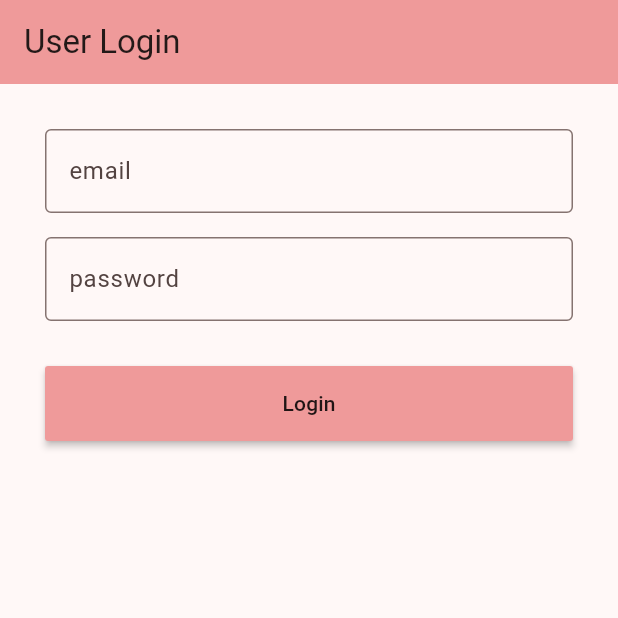
After one commit to khanarifak07/Flutter-Auth-App-With-Backend, a Flutter app: the screen it shows after launch, after a tap on "Login", on a phone screen of 412 x 824 dp, the top half of it. The commit adds this screen. Run offline on Flutter 3.47's test engine with Material 3 defaults, Android fonts, the phone set to English and light mode, and no system bars; our stand-ins replace dio, image_picker, shared_preferences; network calls fail.

Commit message:
login and logout implemented with API

```diff
--- a/Frontend/lib/config.dart
+++ b/Frontend/lib/config.dart
@@ -1,2 +1,5 @@
 const url = "http://192.168.0.107:4000/api/v1";
 const register = "$url/users/register";
+const login = "$url/users/login";
+const logout = "$url/users/logout";
+const currentUser = "$url/users/current-user";
--- /dev/null
+++ b/Frontend/lib/login.dart
@@ -0,0 +1,160 @@
+import 'package:dio/dio.dart';
+import 'package:flutter/material.dart';
+import 'package:frontend/config.dart';
+import 'package:frontend/profile.model.dart';
+import 'package:shared_preferences/shared_preferences.dart';
+
+class Login extends StatefulWidget {
+  const Login({super.key});
+
+  @override
+  State<Login> createState() => _LoginState();
+}
+
+class _LoginState extends State<Login> {
+  TextEditingController emailCtrl = TextEditingController();
+  TextEditingController passwordCtrl = TextEditingController();
+  bool isLoading = false;
+
+  Future<void> storeUserDataInSharedPreference(ProfileModel model) async {
+    try {
+      SharedPreferences prefs = await SharedPreferences.getInstance();
+      prefs.setString('user', model.toJson());
+      print(
+          "All user data saved successfully in shared preference : ${model.toJson()}");
+    } catch (e) {
+      print("Error while storing user data $e");
+    }
+  }
+
+  Future<void> storeAccessTokenInSharedPreference(String accessToken) async {
+    try {
+      //save in the sharedprefeces
+      SharedPreferences prefs = await SharedPreferences.getInstance();
+      prefs.setString("accessToken", accessToken);
+      print("Access token saved successfully : $accessToken");
+    } catch (e) {
+      print("Error while saving access token $e");
+    }
+  }
+
+  Future<void> getCurrentUser(String accessToken) async {
+    try {
+      //dio isntace
+      Dio dio = Dio();
+      //make dio get request as I have accessToken
+      Response response = await dio.get(currentUser,
+          options: Options(headers: {"Authorization": "Bearer $accessToken"}));
+      //handle response
+      if (response.statusCode == 200) {
+        print("Current user get successfully ${response.data}");
+        //store the user data in shared preference
+        SharedPreferences prefs = await SharedPreferences.getInstance();
+        final user = ProfileModel.fromMap(response.data['data']);
+        storeUserDataInSharedPreference(user);
+      } else {
+        print("Current user get failed ${response.statusCode}");
+      }
+    } catch (e) {
+      print("Error while getting current user");
+    }
+  }
+
+  Future<String?> loginUser({
+    required String email,
+    required String password,
+  }) async {
+    setState(() {
+      isLoading = true;
+    });
+    try {
+      //create dio instance
+      Dio dio = Dio();
+      //make formdata instance only if you wnat to send data with image
+      var data = {
+        "email": email,
+        "password": password,
+      };
+      //make dio post request
+      Response response = await dio.post(login, data: data);
+
+      //handle the response
+      if (response.statusCode == 200) {
+        print("User logged In successfully ${response.data}");
+        ScaffoldMessenger.of(context).showSnackBar(SnackBar(
+            content: Text("User logged In successfully, ${response.data}")));
+
+        //Extract the access token from logged In user via sharedpreference
+        final String? accessToken = response.data['data']['accessToken'];
+        if (accessToken != null) {
+          await storeAccessTokenInSharedPreference(accessToken);
+          await getCurrentUser(accessToken);
+
+          Navigator.pushNamedAndRemoveUntil(
+              context, "/profile", (route) => false);
+          return accessToken;
+        } else {
+          print("Acess token is not availabel in the response");
+        }
+      } else {
+        print("Something wrong while logging ${response.statusCode}");
+      }
+    } catch (e) {
+      print("Error while logging user $e");
+    } finally {
+      setState(() {
+        isLoading = false;
+      });
+    }
+    return null;
+  }
+
+  @override
+  Widget build(BuildContext context) {
+    return Scaffold(
+      appBar: AppBar(
+        backgroundColor: Colors.red.shade200,
+        title: const Text("User Login"),
+      ),
+      body: Padding(
+        padding: const EdgeInsets.all(30),
+        child: Column(
+          children: [
+            TextField(
+              controller: emailCtrl,
+              decoration: const InputDecoration(
+                hintText: "email",
+                border: OutlineInputBorder(),
+              ),
+            ),
+            const SizedBox(height: 16),
+            TextField(
+              controller: passwordCtrl,
+              decoration: const InputDecoration(
+                hintText: "password",
+                border: OutlineInputBorder(),
+              ),
+            ),
+            const SizedBox(height: 30),
+            MaterialButton(
+              minWidth: double.maxFinite,
+              height: 50,
+              color: Colors.red.shade200,
+              onPressed: isLoading
+                  ? null
+                  : () async {
+                      await loginUser(
+                        email: emailCtrl.text,
+                        password: passwordCtrl.text,
+                      );
+                    },
+              child: isLoading
+                  ? const CircularProgressIndicator()
+                  : const Text("Login"),
+            )
+          ],
+        ),
+      ),
+    );
+  }
+}
--- a/Frontend/lib/main.dart
+++ b/Frontend/lib/main.dart
@@ -1,15 +1,21 @@
 import 'package:flutter/material.dart';
+import 'package:frontend/login.dart';
 import 'package:frontend/profile.dart';
 import 'package:frontend/register.dart';
+import 'package:shared_preferences/shared_preferences.dart';
 
-void main() {
-  runApp(const MyApp());
+void main() async {
+  WidgetsFlutterBinding.ensureInitialized();
+  //get the saved access token
+  SharedPreferences prefs = await SharedPreferences.getInstance();
+  final String? token = prefs.getString('accessToken');
+  print("Access Token Retrived : $token");
+  runApp(MyApp(accessToken: token));
 }
 
 class MyApp extends StatelessWidget {
-  const MyApp({super.key});
-
-  // This widget is the root of your application.
+  final String? accessToken;
+  const MyApp({super.key, this.accessToken});
   @override
   Widget build(BuildContext context) {
     return MaterialApp(
@@ -19,9 +25,11 @@ class MyApp extends StatelessWidget {
         useMaterial3: true,
       ),
       routes: {
+        "/login": (context) => const Login(),
         "/register": (context) => const Register(),
-          "/profile": (context) => const Profile()
+        "/profile": (context) => const Profile(),
       },
-        home: const Register());
+      home: accessToken != null ? const Profile() : const Login(),
+    );
   }
 }
--- /dev/null
+++ b/Frontend/lib/profile.model.dart
@@ -0,0 +1,85 @@
+// ignore_for_file: public_member_api_docs, sort_constructors_first
+import 'dart:convert';
+
+class ProfileModel {
+    String username;
+    String email;
+    String fullname;
+    String avatar;
+    String coverImage;
+
+    ProfileModel({
+        required this.username,
+        required this.email,
+        required this.fullname,
+        required this.avatar,
+        required this.coverImage,
+    });
+
+
+  ProfileModel copyWith({
+    String? username,
+    String? email,
+    String? fullname,
+    String? avatar,
+    String? coverImage,
+  }) {
+    return ProfileModel(
+      username: username ?? this.username,
+      email: email ?? this.email,
+      fullname: fullname ?? this.fullname,
+      avatar: avatar ?? this.avatar,
+      coverImage: coverImage ?? this.coverImage,
+    );
+  }
+
+  Map<String, dynamic> toMap() {
+    return <String, dynamic>{
+      'username': username,
+      'email': email,
+      'fullname': fullname,
+      'avatar': avatar,
+      'coverImage': coverImage,
+    };
+  }
+
+  factory ProfileModel.fromMap(Map<String, dynamic> map) {
+    return ProfileModel(
+      username: map['username'] as String,
+      email: map['email'] as String,
+      fullname: map['fullname'] as String,
+      avatar: map['avatar'] as String,
+      coverImage: map['coverImage'] as String,
+    );
+  }
+
+  String toJson() => json.encode(toMap());
+
+  factory ProfileModel.fromJson(String source) => ProfileModel.fromMap(json.decode(source) as Map<String, dynamic>);
+
+  @override
+  String toString() {
+    return 'ProfileModel(username: $username, email: $email, fullname: $fullname, avatar: $avatar, coverImage: $coverImage)';
+  }
+
+  @override
+  bool operator ==(covariant ProfileModel other) {
+    if (identical(this, other)) return true;
+
+    return
+      other.username == username &&
+      other.email == email &&
+      other.fullname == fullname &&
+      other.avatar == avatar &&
+      other.coverImage == coverImage;
+  }
+
+  @override
+  int get hashCode {
+    return username.hashCode ^
+      email.hashCode ^
+      fullname.hashCode ^
+      avatar.hashCode ^
+      coverImage.hashCode;
+  }
+}
--- a/Frontend/lib/register.dart
+++ b/Frontend/lib/register.dart
@@ -74,7 +74,7 @@ class _RegisterState extends State<Register> {
         print("User registered successfully ${response.data}");
         ScaffoldMessenger.of(context).showSnackBar(SnackBar(
             content: Text("User registered successfully, ${response.data}")));
-        Navigator.pushNamed(context, "/profile");
+        Navigator.pushNamedAndRemoveUntil(context, "/login", (route) => false);
       } else {
         print("User registration failed ${response.statusCode}");
       }
```
Also changed, not shown: Frontend/lib/profile.dart (+57 -2 lines). Lines whose indentation alone changed are shown as unchanged.
